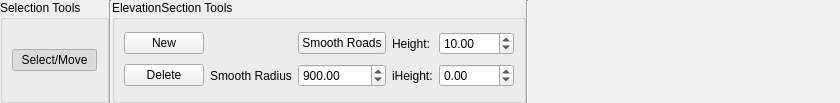
Qt form src/OpenCOVER/DrivingSim/oddlot/src/gui/tools/ElevationRibbon.ui (hlrs-vis/covise) before a commit.
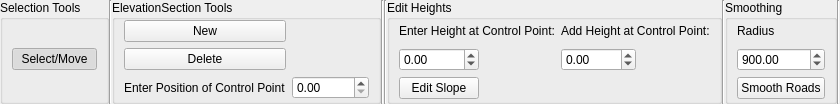
The same form after that commit.

Commit message: ODDLOT: Elevation Editor popup dialog box for parameters, bug fixes

Diff of the .ui file:
```diff
--- a/src/OpenCOVER/DrivingSim/oddlot/src/gui/tools/ElevationRibbon.ui
+++ b/src/OpenCOVER/DrivingSim/oddlot/src/gui/tools/ElevationRibbon.ui
@@ -41,6 +41,12 @@
       <string>Selection Tools</string>
      </property>
      <layout class="QGridLayout" name="gridLayout_6">
+      <property name="topMargin">
+       <number>0</number>
+      </property>
+      <property name="bottomMargin">
+       <number>2</number>
+      </property>
       <item row="1" column="0">
        <widget class="QPushButton" name="select">
         <property name="text">
@@ -79,27 +85,12 @@
       <bool>false</bool>
      </property>
      <layout class="QGridLayout" name="gridLayout_3">
-      <item row="1" column="3">
-       <widget class="QLabel" name="label_2">
-        <property name="text">
-         <string>Height:</string>
-        </property>
-       </widget>
-      </item>
-      <item row="2" column="3">
-       <widget class="QLabel" name="label_3">
-        <property name="text">
-         <string>iHeight:</string>
-        </property>
-       </widget>
-      </item>
-      <item row="2" column="1">
-       <widget class="QLabel" name="label">
-        <property name="text">
-         <string>Smooth Radius</string>
-        </property>
-       </widget>
-      </item>
+      <property name="topMargin">
+       <number>0</number>
+      </property>
+      <property name="bottomMargin">
+       <number>2</number>
+      </property>
       <item row="2" column="0">
        <widget class="QPushButton" name="elevationDelete">
         <property name="text">
@@ -113,16 +104,6 @@
         </property>
        </widget>
       </item>
-      <item row="2" column="2">
-       <widget class="QDoubleSpinBox" name="radiusEdit">
-        <property name="maximum">
-         <double>10000.000000000000000</double>
-        </property>
-        <property name="value">
-         <double>900.000000000000000</double>
-        </property>
-       </widget>
-      </item>
       <item row="1" column="0">
        <widget class="QPushButton" name="elevationAdd">
         <property name="text">
@@ -136,14 +117,74 @@
         </property>
        </widget>
       </item>
+      <item row="3" column="0">
+       <widget class="QLabel" name="label_4">
+        <property name="text">
+         <string>Enter Position of Control Point</string>
+        </property>
+       </widget>
+      </item>
+      <item row="3" column="1">
+       <widget class="QDoubleSpinBox" name="startEdit">
+        <property name="maximum">
+         <double>10000.000000000000000</double>
+        </property>
+       </widget>
+      </item>
+     </layout>
+    </widget>
+   </item>
+   <item>
+    <widget class="Line" name="line_type_2">
+     <property name="orientation">
+      <enum>Qt::Vertical</enum>
+     </property>
+    </widget>
+   </item>
+   <item>
+    <widget class="Line" name="line">
+     <property name="orientation">
+      <enum>Qt::Vertical</enum>
+     </property>
+    </widget>
+   </item>
+   <item>
+    <widget class="QGroupBox" name="heightBox">
+     <property name="title">
+      <string>Edit Heights</string>
+     </property>
+     <layout class="QGridLayout" name="gridLayout">
+      <property name="topMargin">
+       <number>0</number>
+      </property>
+      <property name="bottomMargin">
+       <number>2</number>
+      </property>
+      <item row="0" column="0" colspan="2">
+       <widget class="QLabel" name="label_2">
+        <property name="text">
+         <string>Enter Height at Control Point:</string>
+        </property>
+       </widget>
+      </item>
       <item row="1" column="2">
-       <widget class="QPushButton" name="elevationSmooth">
+       <widget class="QDoubleSpinBox" name="iHeightEdit">
+        <property name="minimum">
+         <double>-1000.000000000000000</double>
+        </property>
+        <property name="maximum">
+         <double>1000.000000000000000</double>
+        </property>
+       </widget>
+      </item>
+      <item row="0" column="2" colspan="2">
+       <widget class="QLabel" name="label_3">
         <property name="text">
-         <string>Smooth Roads</string>
+         <string>Add Height at Control Point:</string>
         </property>
        </widget>
       </item>
-      <item row="1" column="4">
+      <item row="1" column="0">
        <widget class="QDoubleSpinBox" name="heightEdit">
         <property name="minimum">
          <double>-1000.000000000000000</double>
@@ -152,25 +193,83 @@
          <double>8000.000000000000000</double>
         </property>
         <property name="value">
-         <double>10.000000000000000</double>
+         <double>0.000000000000000</double>
         </property>
        </widget>
       </item>
-      <item row="2" column="4">
-       <widget class="QDoubleSpinBox" name="iHeightEdit">
+      <item row="2" column="0">
+       <widget class="QPushButton" name="slopeEdit">
+        <property name="text">
+         <string>Edit Slope</string>
+        </property>
+        <property name="checkable">
+         <bool>true</bool>
+        </property>
+       </widget>
+      </item>
+     </layout>
+    </widget>
+   </item>
+   <item>
+    <widget class="Line" name="line_2">
+     <property name="orientation">
+      <enum>Qt::Vertical</enum>
+     </property>
+    </widget>
+   </item>
+   <item>
+    <widget class="QGroupBox" name="smoothBox">
+     <property name="title">
+      <string>Smoothing</string>
+     </property>
+     <layout class="QGridLayout" name="gridLayout_2">
+      <property name="leftMargin">
+       <number>9</number>
+      </property>
+      <property name="topMargin">
+       <number>0</number>
+      </property>
+      <property name="rightMargin">
+       <number>9</number>
+      </property>
+      <property name="bottomMargin">
+       <number>2</number>
+      </property>
+      <item row="3" column="1">
+       <widget class="QPushButton" name="elevationSmooth">
+        <property name="text">
+         <string>Smooth Roads</string>
+        </property>
+        <property name="checkable">
+         <bool>true</bool>
+        </property>
+       </widget>
+      </item>
+      <item row="2" column="1">
+       <widget class="QDoubleSpinBox" name="radiusEdit">
         <property name="minimum">
-         <double>-1000.000000000000000</double>
+         <double>0.000000000000000</double>
         </property>
         <property name="maximum">
          <double>1000.000000000000000</double>
         </property>
+        <property name="value">
+         <double>900.000000000000000</double>
+        </property>
+       </widget>
+      </item>
+      <item row="1" column="1">
+       <widget class="QLabel" name="label">
+        <property name="text">
+         <string>Radius</string>
+        </property>
        </widget>
       </item>
      </layout>
     </widget>
    </item>
    <item>
-    <widget class="Line" name="line_type_2">
+    <widget class="Line" name="line_3">
      <property name="orientation">
       <enum>Qt::Vertical</enum>
      </property>
```
The commit also changes 20 other files.
